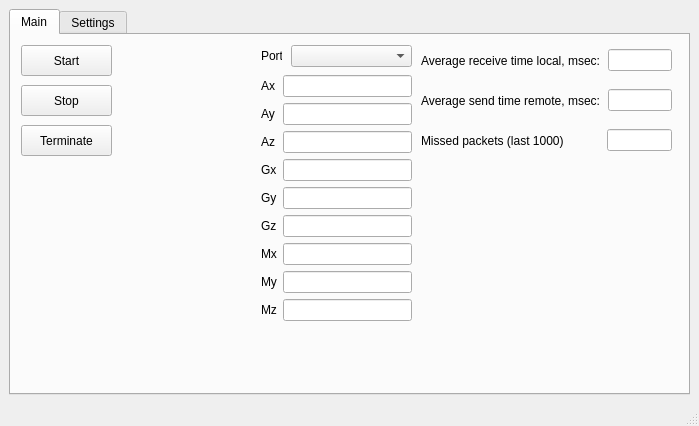
Old version of the form mainwindow.ui in the repository Rukakuka/Serializer.
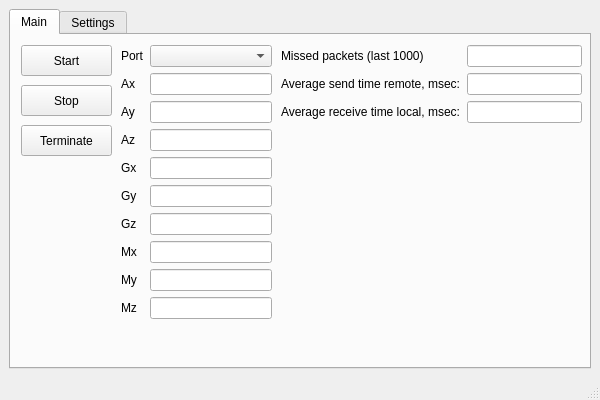
New version of the form. The open tabs and pages were chosen to show the change.

Diff of the .ui file:
```diff
--- a/mainwindow.ui
+++ b/mainwindow.ui
@@ -6,8 +6,8 @@
    <rect>
     <x>0</x>
     <y>0</y>
-    <width>699</width>
-    <height>426</height>
+    <width>600</width>
+    <height>400</height>
    </rect>
   </property>
   <property name="windowTitle">
@@ -27,41 +27,6 @@
        <attribute name="title">
         <string>Main</string>
        </attribute>
-       <widget class="QWidget" name="horizontalLayoutWidget">
-        <property name="geometry">
-         <rect>
-          <x>410</x>
-          <y>10</y>
-          <width>251</width>
-          <height>31</height>
-         </rect>
-        </property>
-        <layout class="QHBoxLayout" name="AvgTimeLayout">
-         <item>
-          <widget class="QLabel" name="label_11">
-           <property name="text">
-            <string>Average receive time local, msec:</string>
-           </property>
-          </widget>
-         </item>
-         <item>
-          <spacer name="horizontalSpacer">
-           <property name="orientation">
-            <enum>Qt::Horizontal</enum>
-           </property>
-           <property name="sizeHint" stdset="0">
-            <size>
-             <width>45</width>
-             <height>20</height>
-            </size>
-           </property>
-          </spacer>
-         </item>
-         <item>
-          <widget class="QLineEdit" name="lineEditAverageLocalTime"/>
-         </item>
-        </layout>
-       </widget>
        <widget class="QPushButton" name="btnStart">
         <property name="geometry">
          <rect>
@@ -78,103 +43,113 @@
        <widget class="QWidget" name="gridLayoutWidget">
         <property name="geometry">
          <rect>
-          <x>250</x>
-          <y>40</y>
+          <x>110</x>
+          <y>10</y>
           <width>151</width>
-          <height>251</height>
+          <height>276</height>
          </rect>
         </property>
         <layout class="QGridLayout" name="gridLayout">
-         <item row="7" column="1">
-          <widget class="QLineEdit" name="lineEditMy"/>
-         </item>
-         <item row="5" column="1">
-          <widget class="QLineEdit" name="lineEditGz"/>
-         </item>
-         <item row="3" column="0">
-          <widget class="QLabel" name="label_5">
-           <property name="text">
-            <string>Gx</string>
-           </property>
-          </widget>
-         </item>
-         <item row="5" column="0">
-          <widget class="QLabel" name="label_7">
-           <property name="text">
-            <string>Gz</string>
-           </property>
-          </widget>
-         </item>
-         <item row="4" column="0">
-          <widget class="QLabel" name="label_6">
-           <property name="text">
-            <string>Gy</string>
-           </property>
-          </widget>
-         </item>
-         <item row="2" column="0">
-          <widget class="QLabel" name="label_4">
-           <property name="text">
-            <string>Az</string>
-           </property>
-          </widget>
+         <item row="1" column="1">
+          <widget class="QLineEdit" name="lineEditAx"/>
          </item>
          <item row="1" column="0">
-          <widget class="QLabel" name="label_3">
-           <property name="text">
-            <string>Ay</string>
-           </property>
-          </widget>
-         </item>
-         <item row="6" column="1">
-          <widget class="QLineEdit" name="lineEditMx"/>
-         </item>
-         <item row="0" column="0">
           <widget class="QLabel" name="label_2">
            <property name="text">
             <string>Ax</string>
            </property>
           </widget>
          </item>
-         <item row="3" column="1">
+         <item row="4" column="1">
           <widget class="QLineEdit" name="lineEditGx"/>
          </item>
-         <item row="6" column="0">
+         <item row="3" column="1">
+          <widget class="QLineEdit" name="lineEditAz"/>
+         </item>
+         <item row="7" column="0">
           <widget class="QLabel" name="label_8">
            <property name="text">
             <string>Mx</string>
            </property>
           </widget>
          </item>
-         <item row="0" column="1">
-          <widget class="QLineEdit" name="lineEditAx"/>
+         <item row="6" column="0">
+          <widget class="QLabel" name="label_7">
+           <property name="text">
+            <string>Gz</string>
+           </property>
+          </widget>
          </item>
-         <item row="2" column="1">
-          <widget class="QLineEdit" name="lineEditAz"/>
-         </item>
-         <item row="1" column="1">
-          <widget class="QLineEdit" name="lineEditAy"/>
-         </item>
-         <item row="4" column="1">
-          <widget class="QLineEdit" name="lineEditGy"/>
+         <item row="2" column="0">
+          <widget class="QLabel" name="label_3">
+           <property name="text">
+            <string>Ay</string>
+           </property>
+          </widget>
          </item>
          <item row="8" column="1">
-          <widget class="QLineEdit" name="lineEditMz"/>
+          <widget class="QLineEdit" name="lineEditMy"/>
          </item>
-         <item row="7" column="0">
+         <item row="6" column="1">
+          <widget class="QLineEdit" name="lineEditGz"/>
+         </item>
+         <item row="5" column="0">
+          <widget class="QLabel" name="label_6">
+           <property name="text">
+            <string>Gy</string>
+           </property>
+          </widget>
+         </item>
+         <item row="8" column="0">
           <widget class="QLabel" name="label_9">
            <property name="text">
             <string>My</string>
            </property>
           </widget>
          </item>
-         <item row="8" column="0">
+         <item row="3" column="0">
+          <widget class="QLabel" name="label_4">
+           <property name="text">
+            <string>Az</string>
+           </property>
+          </widget>
+         </item>
+         <item row="9" column="0">
           <widget class="QLabel" name="label_10">
            <property name="text">
             <string>Mz</string>
            </property>
           </widget>
          </item>
+         <item row="9" column="1">
+          <widget class="QLineEdit" name="lineEditMz"/>
+         </item>
+         <item row="4" column="0">
+          <widget class="QLabel" name="label_5">
+           <property name="text">
+            <string>Gx</string>
+           </property>
+          </widget>
+         </item>
+         <item row="5" column="1">
+          <widget class="QLineEdit" name="lineEditGy"/>
+         </item>
+         <item row="2" column="1">
+          <widget class="QLineEdit" name="lineEditAy"/>
+         </item>
+         <item row="7" column="1">
+          <widget class="QLineEdit" name="lineEditMx"/>
+         </item>
+         <item row="0" column="1">
+          <widget class="QComboBox" name="comboSelectPort"/>
+         </item>
+         <item row="0" column="0">
+          <widget class="QLabel" name="label_13">
+           <property name="text">
+            <string>Port</string>
+           </property>
+          </widget>
+         </item>
         </layout>
        </widget>
        <widget class="QPushButton" name="btnStop">
@@ -206,96 +181,45 @@
        <widget class="QWidget" name="horizontalLayoutWidget_3">
         <property name="geometry">
          <rect>
-          <x>410</x>
-          <y>90</y>
-          <width>251</width>
-          <height>31</height>
+          <x>270</x>
+          <y>10</y>
+          <width>301</width>
+          <height>80</height>
          </rect>
         </property>
-        <layout class="QHBoxLayout" name="MissedPacketsLayout">
-         <item>
-          <widget class="QLabel" name="labelMissedPackets">
-           <property name="text">
-            <string>Missed packets (last 1000)</string>
-           </property>
-          </widget>
-         </item>
-         <item>
-          <spacer name="horizontalSpacer_3">
-           <property name="orientation">
-            <enum>Qt::Horizontal</enum>
-           </property>
-           <property name="sizeHint" stdset="0">
-            <size>
-             <width>80</width>
-             <height>20</height>
-            </size>
-           </property>
-          </spacer>
-         </item>
-         <item>
-          <widget class="QLineEdit" name="lineEditMissedPackets"/>
-         </item>
-        </layout>
-       </widget>
-       <widget class="QWidget" name="horizontalLayoutWidget_4">
-        <property name="geometry">
-         <rect>
-          <x>410</x>
-          <y>50</y>
-          <width>251</width>
-          <height>31</height>
-         </rect>
-        </property>
-        <layout class="QHBoxLayout" name="FrequencyLayout">
-         <item>
+        <layout class="QGridLayout" name="gridLayout_2">
+         <item row="1" column="0">
           <widget class="QLabel" name="label_12">
            <property name="text">
             <string>Average send time remote, msec:</string>
            </property>
           </widget>
          </item>
-         <item>
-          <spacer name="horizontalSpacer_4">
-           <property name="orientation">
-            <enum>Qt::Horizontal</enum>
-           </property>
-           <property name="sizeHint" stdset="0">
-            <size>
-             <width>45</width>
-             <height>20</height>
-            </size>
-           </property>
-          </spacer>
-         </item>
-         <item>
+         <item row="1" column="1">
           <widget class="QLineEdit" name="lineEditAverageRemoteTime"/>
          </item>
+         <item row="0" column="1">
+          <widget class="QLineEdit" name="lineEditMissedPackets"/>
+         </item>
+         <item row="0" column="0">
+          <widget class="QLabel" name="labelMissedPackets">
+           <property name="text">
+            <string>Missed packets (last 1000)</string>
+           </property>
+          </widget>
+         </item>
+         <item row="2" column="0">
+          <widget class="QLabel" name="label_11">
+           <property name="text">
+            <string>Average receive time local, msec:</string>
+           </property>
+          </widget>
+         </item>
+         <item row="2" column="1">
+          <widget class="QLineEdit" name="lineEditAverageLocalTime"/>
+         </item>
         </layout>
        </widget>
-       <widget class="QComboBox" name="comboSelectPort">
-        <property name="geometry">
-         <rect>
-          <x>280</x>
-          <y>10</y>
-          <width>121</width>
-          <height>22</height>
-         </rect>
-        </property>
-       </widget>
-       <widget class="QLabel" name="label_13">
-        <property name="geometry">
-         <rect>
-          <x>250</x>
-          <y>10</y>
-          <width>21</width>
-          <height>22</height>
-         </rect>
-        </property>
-        <property name="text">
-         <string>Port</string>
-        </property>
-       </widget>
       </widget>
       <widget class="QWidget" name="settings">
        <attribute name="title">
```
Left out of the diff: 47 changed lines with no effect on the pictures.
